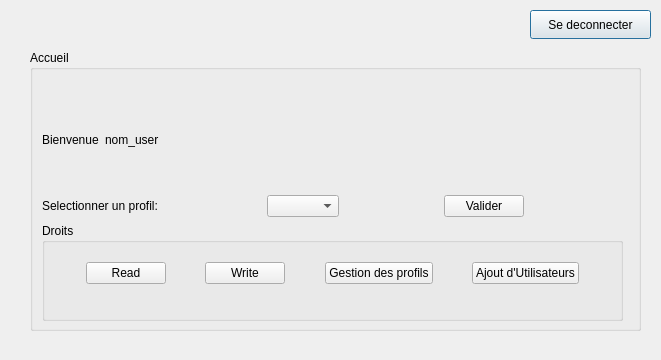
Qt form accueil.ui (HenriSalard/QT_TP1) before a commit.
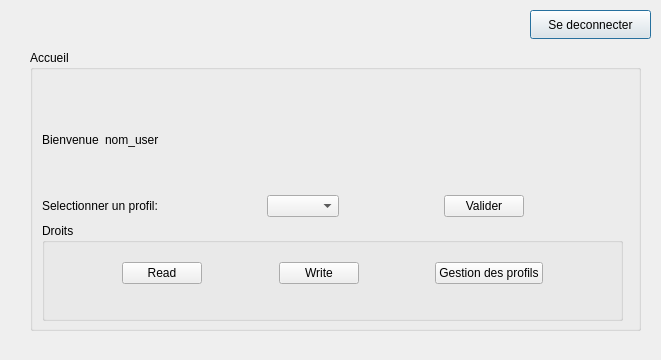
The same form after that commit.

Commit message: Passage en commentaire (au cas ou) de droits::createUser

The edit to the form file:
```diff
--- a/accueil.ui
+++ b/accueil.ui
@@ -214,26 +214,6 @@
            </property>
           </widget>
          </item>
-         <item>
-          <spacer name="horizontalSpacer_8">
-           <property name="orientation">
-            <enum>Qt::Horizontal</enum>
-           </property>
-           <property name="sizeHint" stdset="0">
-            <size>
-             <width>40</width>
-             <height>20</height>
-            </size>
-           </property>
-          </spacer>
-         </item>
-         <item>
-          <widget class="QPushButton" name="userButton">
-           <property name="text">
-            <string>Ajout d'Utilisateurs</string>
-           </property>
-          </widget>
-         </item>
          <item>
           <spacer name="horizontalSpacer_9">
            <property name="orientation">
```
The commit also changes 5 other files.
